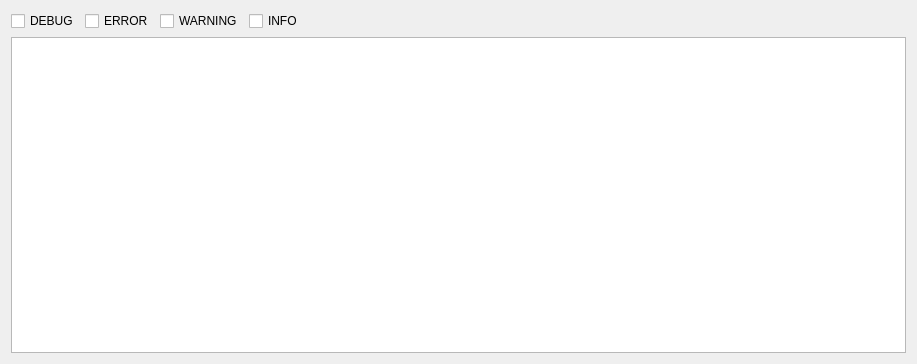
First picture: the form in Logger/loggerwidget.ui, repository SoftwareprojektGameEngine/GEENIE, before the edit.
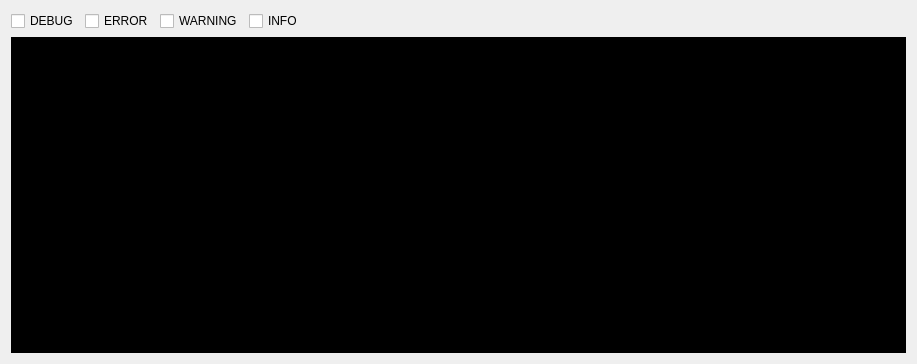
Second picture: the form after the edit.

```diff
--- a/Logger/loggerwidget.ui
+++ b/Logger/loggerwidget.ui
@@ -61,6 +61,9 @@
    </item>
    <item>
     <widget class="QListView" name="msgConsole">
+     <property name="styleSheet">
+      <string notr="true">background-color: black</string>
+     </property>
      <property name="editTriggers">
       <set>QAbstractItemView::NoEditTriggers</set>
      </property>
```
